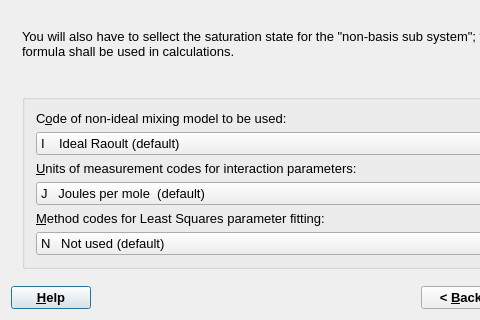
Before: the Qt Designer form gems3/vizor4/dlg4/DualThWizard4.ui in gemshub/GEMSGUI, drawn with Qt 5; both pictures show x 0 to 480 and y 279 to 599 of the 684 by 599 pixel window.
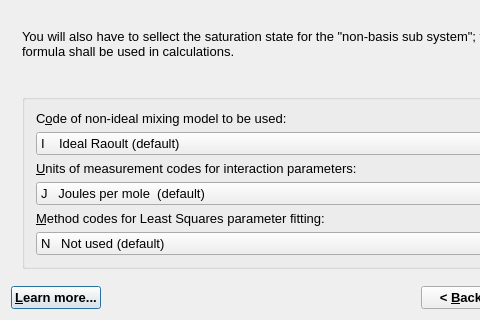
After: the same form once the commit is applied.

Commit message: Renamed some help names (SD)

What changed in the file:
```diff
--- a/gems3/vizor4/dlg4/DualThWizard4.ui
+++ b/gems3/vizor4/dlg4/DualThWizard4.ui
@@ -1087,7 +1087,7 @@
         </font>
        </property>
        <property name="text">
-        <string>&amp;Help</string>
+        <string>&amp;Learn more...</string>
        </property>
       </widget>
      </item>
```
The commit also changes 40 other files.
